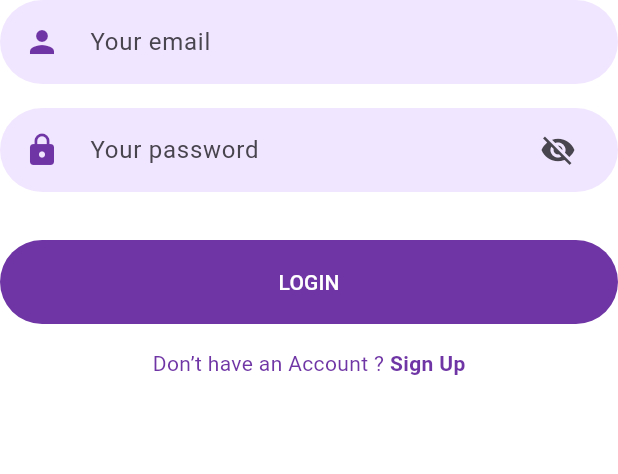
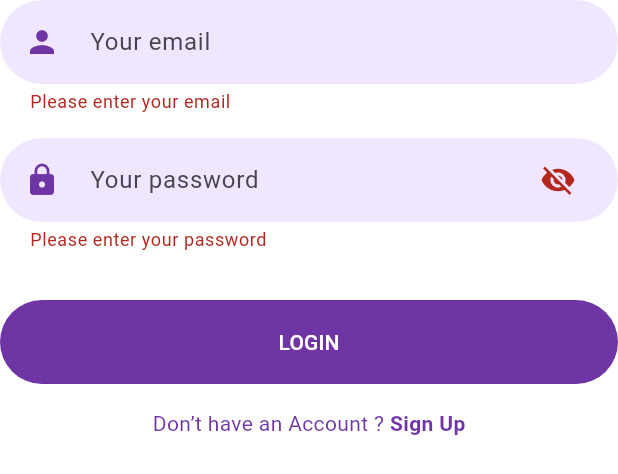
Before and after one commit to Mk-OTHMAN/Habits, a Flutter app: the LoginForm widget shown alone on an empty page, opened directly, after a tap on "LOGIN", on a phone screen of 412 x 824 dp. Shown: the top 474 px of the screen. Run offline on Flutter 3.47's test engine with Material 3 defaults, Android fonts, the phone set to English and light mode, and no system bars; our stand-ins replace animated_text_kit, fl_chart, flutter_svg, google_fonts; network calls fail.

Commit message:
(Add)validation at login screen form field

```diff
--- a/lib/Screens/Login/components/login_form.dart
+++ b/lib/Screens/Login/components/login_form.dart
@@ -19,9 +19,15 @@ class _LoginFormState extends State<LoginForm> {
   @override
   Widget build(BuildContext context) {
     return Form(
+      key: _formKey,
       child: Column(
         children: [
           TextFormField(
+            validator: (value) {
+              if (value == null || value.isEmpty) {
+                return 'Please enter your email';
+              }
+            },
             keyboardType: TextInputType.emailAddress,
             textInputAction: TextInputAction.next,
             cursorColor: kPrimaryColor,
@@ -37,6 +43,11 @@ class _LoginFormState extends State<LoginForm> {
           Padding(
             padding: const EdgeInsets.symmetric(vertical: defaultPadding),
             child: TextFormField(
+              validator: (value) {
+                if (value == null || value.isEmpty) {
+                  return 'Please enter your password';
+                }
+              },
               textInputAction: TextInputAction.done,
               obscureText: visabilty,
               cursorColor: kPrimaryColor,
@@ -70,7 +81,18 @@ class _LoginFormState extends State<LoginForm> {
           ),
           const SizedBox(height: defaultPadding),
           ElevatedButton(
-            onPressed: () {},
+            onPressed: () {
+              if (_formKey.currentState!.validate()) {
+                // Navigator.push(
+                //   context,
+                //   MaterialPageRoute(
+                //     builder: (context) {
+                //       return const NavigationScreen();
+                //     },
+                //   ),
+                // );
+              }
+            },
             child: Text(
               "Login".toUpperCase(),
             ),
--- a/lib/main.dart
+++ b/lib/main.dart
@@ -40,7 +40,7 @@ class MyApp extends StatelessWidget {
               borderSide: BorderSide.none,
             ),
           )),
-      home: const LoginScreen(),
+      home: const WelcomeScreen(),
     );
   }
 }
```
